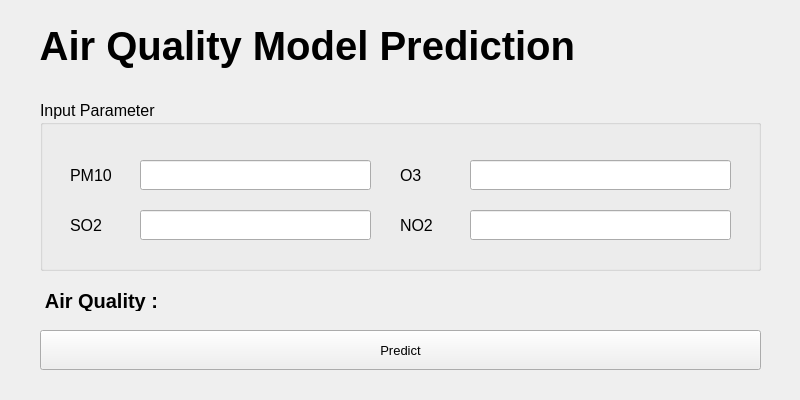
Above: gui.ui from bintangpananjung/tugas-1-kbs-rpp before the change. Below: the same form after it.
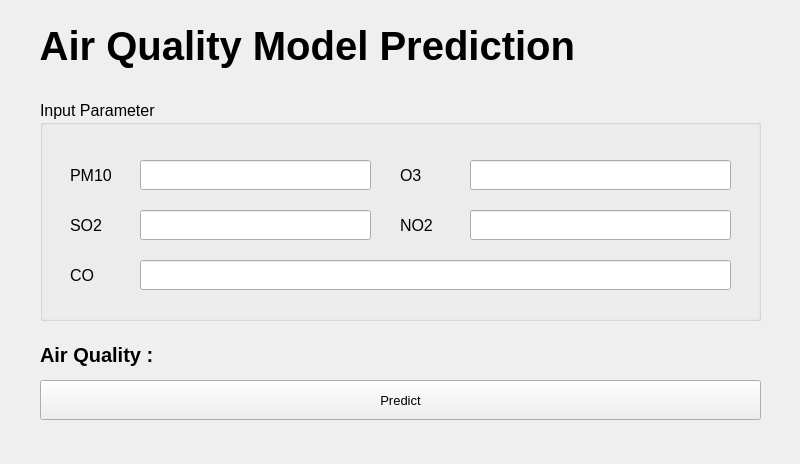
That is the form after the change.

Patch:
```diff
--- a/gui.ui
+++ b/gui.ui
@@ -7,7 +7,7 @@
     <x>0</x>
     <y>0</y>
     <width>800</width>
-    <height>400</height>
+    <height>464</height>
    </rect>
   </property>
   <property name="windowTitle">
@@ -17,7 +17,7 @@
    <property name="geometry">
     <rect>
      <x>40</x>
-     <y>330</y>
+     <y>380</y>
      <width>721</width>
      <height>40</height>
     </rect>
@@ -54,7 +54,7 @@
      <x>40</x>
      <y>100</y>
      <width>721</width>
-     <height>171</height>
+     <height>221</height>
     </rect>
    </property>
    <property name="font">
@@ -183,14 +183,42 @@
      </rect>
     </property>
    </widget>
+   <widget class="QLineEdit" name="co_input">
+    <property name="geometry">
+     <rect>
+      <x>100</x>
+      <y>160</y>
+      <width>591</width>
+      <height>30</height>
+     </rect>
+    </property>
+   </widget>
+   <widget class="QLabel" name="label_6">
+    <property name="geometry">
+     <rect>
+      <x>30</x>
+      <y>160</y>
+      <width>51</width>
+      <height>30</height>
+     </rect>
+    </property>
+    <property name="font">
+     <font>
+      <pointsize>12</pointsize>
+     </font>
+    </property>
+    <property name="text">
+     <string>CO</string>
+    </property>
+   </widget>
   </widget>
   <widget class="QLabel" name="result_label">
    <property name="geometry">
     <rect>
      <x>40</x>
-     <y>290</y>
-     <width>141</width>
-     <height>21</height>
+     <y>340</y>
+     <width>571</width>
+     <height>30</height>
     </rect>
    </property>
    <property name="styleSheet">
@@ -199,7 +227,7 @@
 </string>
    </property>
    <property name="text">
-    <string> Air Quality :</string>
+    <string>Air Quality :</string>
    </property>
   </widget>
   <zorder>groupBox</zorder>
```
